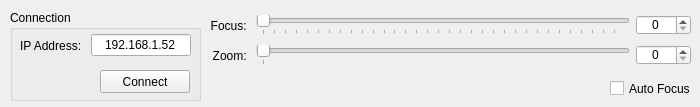
This is so_gui_qt/src/so_gui_control.ui in davemers0160/edt_pdv_test as Qt 5 draws it before an edit. The edited form follows.
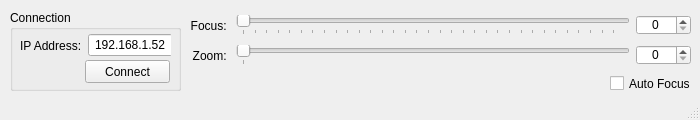
This is the edited form.

```diff
--- a/so_gui_qt/src/so_gui_control.ui
+++ b/so_gui_qt/src/so_gui_control.ui
@@ -10,19 +10,19 @@
     <x>0</x>
     <y>0</y>
     <width>700</width>
-    <height>107</height>
+    <height>120</height>
    </rect>
   </property>
   <property name="minimumSize">
    <size>
     <width>700</width>
-    <height>107</height>
+    <height>120</height>
    </size>
   </property>
   <property name="maximumSize">
    <size>
     <width>700</width>
-    <height>107</height>
+    <height>130</height>
    </size>
   </property>
   <property name="windowTitle">
@@ -32,9 +32,9 @@
    <widget class="QWidget" name="horizontalLayoutWidget">
     <property name="geometry">
      <rect>
-      <x>210</x>
+      <x>190</x>
       <y>10</y>
-      <width>481</width>
+      <width>501</width>
       <height>31</height>
      </rect>
     </property>
@@ -121,8 +121,8 @@
      <rect>
       <x>10</x>
       <y>10</y>
-      <width>191</width>
-      <height>91</height>
+      <width>171</width>
+      <height>81</height>
      </rect>
     </property>
     <property name="title">
@@ -133,7 +133,7 @@
       <rect>
        <x>10</x>
        <y>20</y>
-       <width>171</width>
+       <width>151</width>
        <height>31</height>
       </rect>
      </property>
@@ -149,13 +149,13 @@
        <widget class="QLineEdit" name="ip_address_tb">
         <property name="minimumSize">
          <size>
-          <width>100</width>
+          <width>85</width>
           <height>0</height>
          </size>
         </property>
         <property name="maximumSize">
          <size>
-          <width>100</width>
+          <width>85</width>
           <height>16777215</height>
          </size>
         </property>
@@ -172,21 +172,21 @@
     <widget class="QPushButton" name="connect_btn">
      <property name="geometry">
       <rect>
-       <x>90</x>
-       <y>60</y>
-       <width>90</width>
+       <x>75</x>
+       <y>50</y>
+       <width>85</width>
        <height>23</height>
       </rect>
      </property>
      <property name="minimumSize">
       <size>
-       <width>90</width>
+       <width>85</width>
        <height>0</height>
       </size>
      </property>
      <property name="maximumSize">
       <size>
-       <width>90</width>
+       <width>85</width>
        <height>16777215</height>
       </size>
      </property>
@@ -198,9 +198,9 @@
    <widget class="QWidget" name="horizontalLayoutWidget_5">
     <property name="geometry">
      <rect>
-      <x>210</x>
+      <x>190</x>
       <y>40</y>
-      <width>481</width>
+      <width>501</width>
       <height>31</height>
      </rect>
     </property>
@@ -283,7 +283,7 @@
     <property name="geometry">
      <rect>
       <x>610</x>
-      <y>80</y>
+      <y>75</y>
       <width>81</width>
       <height>17</height>
      </rect>
@@ -293,6 +293,7 @@
     </property>
    </widget>
   </widget>
+  <widget class="QStatusBar" name="statusBar"/>
  </widget>
  <resources/>
  <connections/>
```
